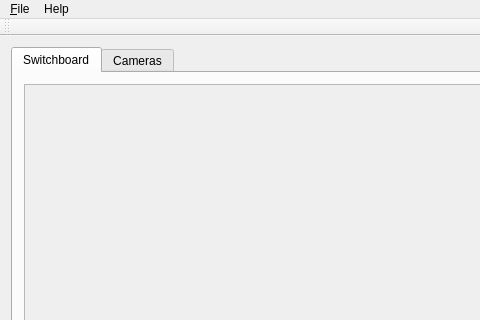
This is clientapps/SensorTest/mainwindow.ui in keigezellig/fruitHAP as Qt 5 draws it before an edit; both pictures show x 0 to 480 and y 0 to 320 of the 1196 by 663 pixel window. The edited form follows.
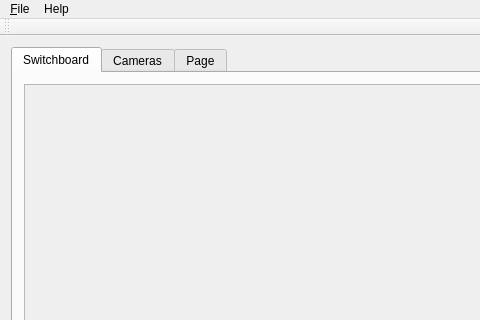
This is the edited form. The open tabs and pages were chosen to show the change.

```diff
--- a/clientapps/SensorTest/mainwindow.ui
+++ b/clientapps/SensorTest/mainwindow.ui
@@ -80,6 +80,11 @@
         </item>
        </layout>
       </widget>
+      <widget class="QWidget" name="tab_2">
+       <attribute name="title">
+        <string>Page</string>
+       </attribute>
+      </widget>
      </widget>
     </item>
    </layout>
```
Left out of the diff: 6 changed lines with no effect on the pictures.
